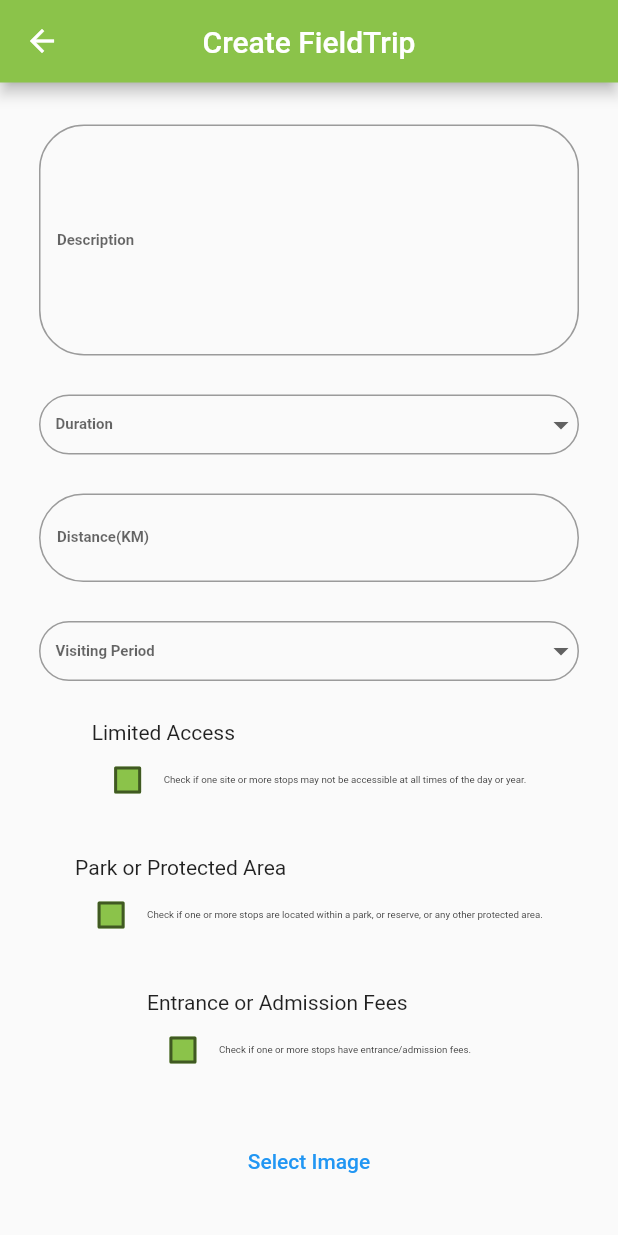
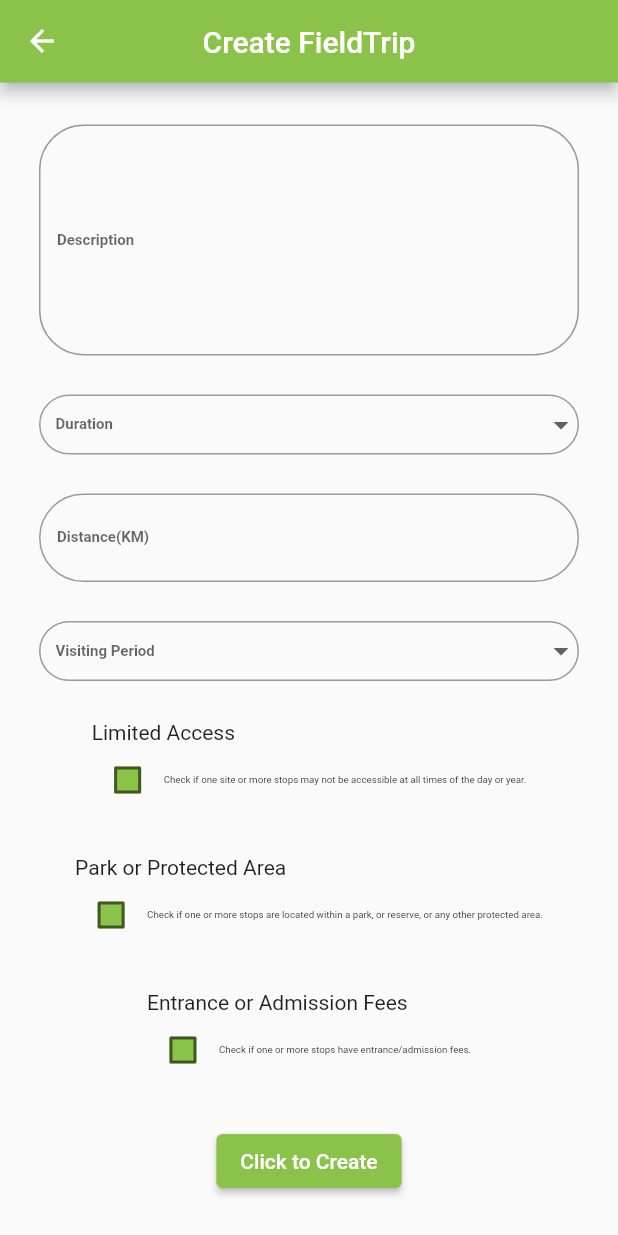
Before and after one commit to pratishthaa/mFieldTrip, a Flutter app: the CreateFieldTrip screen opened by its route, scrolled down 572 dp, on a phone screen of 412 x 824 dp. Run offline on Flutter 3.47's test engine with Material 2 defaults, Android fonts, the phone set to English and light mode, and no system bars; our stand-ins replace cloud_firestore, dropdown_button2, file_picker, firebase_auth, firebase_core, flutter_map and 3 more; missing offline and left inert: geocoder2, positioned_tap_detector_2; accounts and stored records are empty.

Commit message:
new update

```diff
--- a/lib/CreateFieldTrip.dart
+++ b/lib/CreateFieldTrip.dart
@@ -105,14 +105,14 @@ class _CreateFieldTripState extends State<CreateFieldTrip> {
     "any fees":isCharged,
     });
 }
-PlatformFile? pickedFile;
-  Future selectFile() async{
-    final result=await FilePicker.platform.pickFiles();
-    if(result==null)return;
-setState((){
-  pickedFile=result.files.first;
-});
-  }
+// PlatformFile? pickedFile;
+//   Future selectFile() async{
+//     final result=await FilePicker.platform.pickFiles();
+//     if(result==null)return;
+// setState((){
+//   pickedFile=result.files.first;
+// });
+//   }
   @override
   Widget build(BuildContext context) {
     Color getColor(Set<MaterialState> states) {
@@ -687,13 +687,13 @@ setState((){
                       ],
                     ),
                   ),
-                  if(pickedFile!=null)
-                    Expanded(child: Text(pickedFile!.name),
-                    ),
-                  Padding(
-                    padding: const EdgeInsets.all(13.0),
-                    child: TextButton(onPressed: selectFile, child: Text('Select Image')),
-                  ),
+                  // if(pickedFile!=null)
+                  //   Expanded(child: Text(pickedFile!.name),
+                  //   ),
+                  // Padding(
+                  //   padding: const EdgeInsets.all(13.0),
+                  //   child: TextButton(onPressed: selectFile, child: Text('Select Image')),
+                  // ),
                   Padding(
                     padding: const EdgeInsets.all(13.0),
                     child: ElevatedButton(
--- a/lib/Home.dart
+++ b/lib/Home.dart
@@ -227,6 +227,11 @@ class _HomePageState extends State<HomePage> {
               onTap: navigateToCreateFieldTrip,
             ),
             ListTile(
+              title: const Text('FieldTrips'),
+              onTap: () {
+              },
+            ),
+            ListTile(
               title: const Text('Settings'),
               onTap: () {
               },
```
Also changed, not shown: pubspec.lock.
